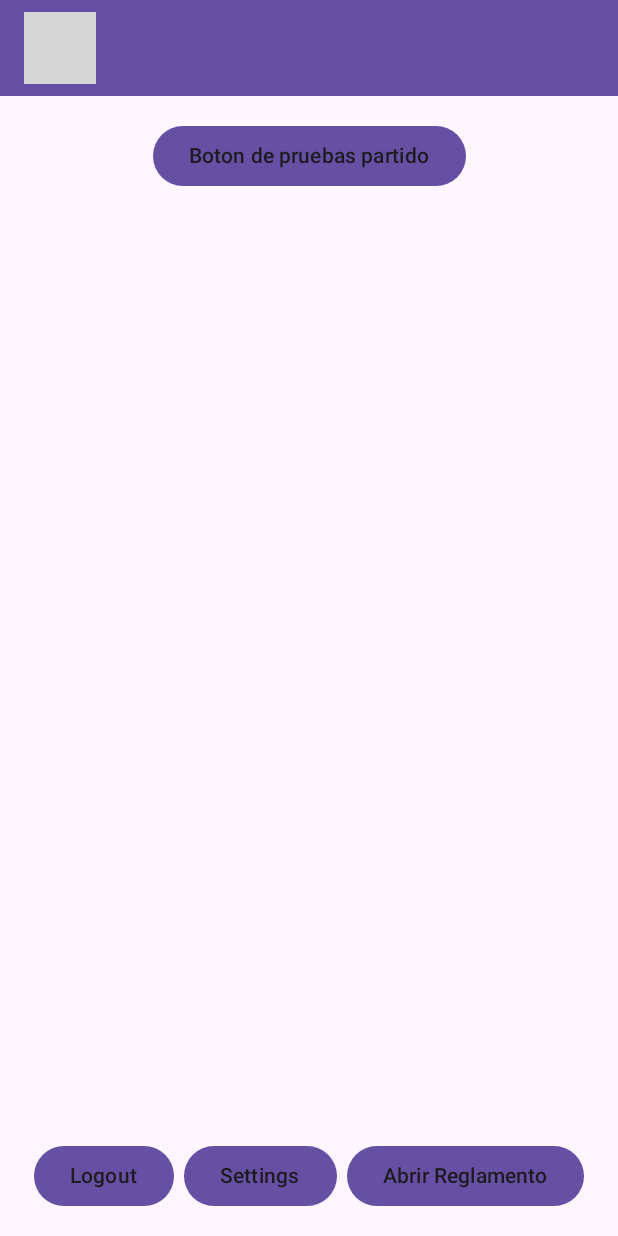
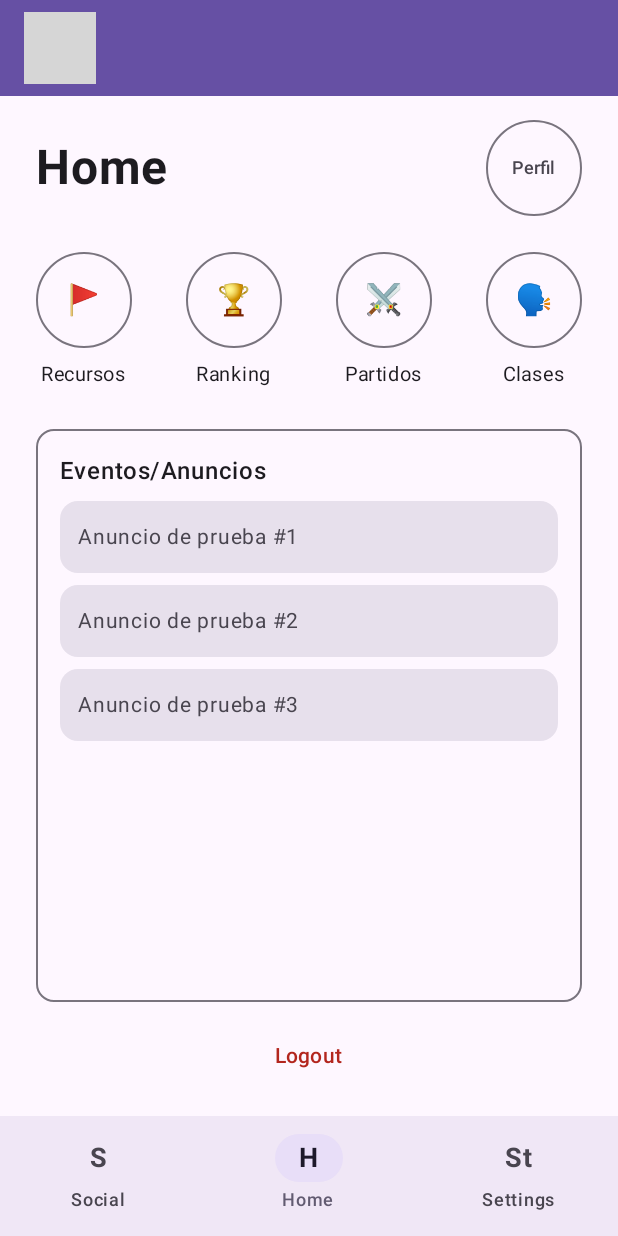
Before and after one commit to abel622215610-source/JuggerML_IA, an Android app built with Jetpack Compose: the HomeScreen screen opened through its navigation route, on a phone screen of 412 x 824 dp. Run offline under Robolectric (Android 15) with nearby library versions, the phone set to English and light mode, and no system bars; our stand-ins replace Firebase (no records; nobody signed in at launch, a user with empty details on screens opened directly); 2 statements that could not run were skipped; grey boxes are pictures that could not be loaded.

Commit message:
Implementación de interfaz de Home

```diff
--- a/Código_App/JuggerML_IA_GENERATIVA/app/src/main/java/ui/navigation/MainScreen.kt
+++ b/Código_App/JuggerML_IA_GENERATIVA/app/src/main/java/ui/navigation/MainScreen.kt
@@ -10,6 +10,7 @@ import androidx.navigation.compose.NavHost
 import androidx.navigation.compose.composable
 import androidx.navigation.compose.currentBackStackEntryAsState
 import androidx.navigation.compose.rememberNavController
+import com.example.juggerml_ia_generativa.ui.screens.HomeScreen
 import ui.screens.MatchsScreen
 import com.example.juggerml_ia_generativa.ui.theme.JuggerML_IA_GENERATIVATheme
 import com.google.firebase.auth.FirebaseAuth
--- a/Código_App/JuggerML_IA_GENERATIVA/app/src/main/java/ui/screens/HomeScreen.kt
+++ b/Código_App/JuggerML_IA_GENERATIVA/app/src/main/java/ui/screens/HomeScreen.kt
@@ -1,103 +1,255 @@
-package ui.screens
+package com.example.juggerml_ia_generativa.ui.screens
 
 import android.content.Intent
 import android.net.Uri
 import android.widget.Toast
-import androidx.compose.foundation.Image
-import androidx.compose.foundation.background
-import androidx.compose.foundation.border
-import androidx.compose.foundation.layout.Arrangement
-import androidx.compose.foundation.layout.Box
-import androidx.compose.foundation.layout.Column
-import androidx.compose.foundation.layout.Row
-import androidx.compose.foundation.layout.Spacer
-import androidx.compose.foundation.layout.fillMaxSize
-import androidx.compose.foundation.layout.fillMaxWidth
-import androidx.compose.foundation.layout.height
-import androidx.compose.foundation.layout.padding
-import androidx.compose.foundation.layout.size
-import androidx.compose.foundation.layout.width
+import androidx.compose.foundation.BorderStroke
+import androidx.compose.foundation.layout.*
 import androidx.compose.foundation.lazy.LazyColumn
 import androidx.compose.foundation.shape.CircleShape
-import androidx.compose.material3.Button
-import androidx.compose.material3.IconButton
-import androidx.compose.material3.MaterialTheme
-import androidx.compose.material3.Text
-import androidx.compose.runtime.Composable
+import androidx.compose.foundation.shape.RoundedCornerShape
+import androidx.compose.material3.*
+import androidx.compose.runtime.*
 import androidx.compose.ui.Alignment
 import androidx.compose.ui.Modifier
-import androidx.compose.ui.draw.clip
-import androidx.compose.ui.graphics.Color
-import androidx.compose.ui.graphics.RectangleShape
 import androidx.compose.ui.platform.LocalContext
-import androidx.compose.ui.res.painterResource
 import androidx.compose.ui.res.stringResource
-import androidx.compose.ui.text.style.TextAlign
+import androidx.compose.ui.text.font.FontWeight
 import androidx.compose.ui.tooling.preview.Preview
 import androidx.compose.ui.unit.dp
+import androidx.compose.ui.unit.sp
 import com.example.juggerml_ia_generativa.R
 
-@Preview(showBackground = true)
 @Composable
-fun HomeScreen(onLogout: () -> Unit = {}, onSettings: () -> Unit = {}
-        ,onCreateMatch: () -> Unit = {}) {
+fun HomeScreen(
+    onLogout: () -> Unit = {},
+    onSettings: () -> Unit = {},
+    onCreateMatch: () -> Unit = {}
+) {
     val context = LocalContext.current
     val url = "https://juggerliga.es/reglamento.php"
-    val intentweb = Intent(Intent.ACTION_VIEW,  Uri.parse(url))
+    val intentweb = Intent(Intent.ACTION_VIEW, Uri.parse(url))
 
-    // Usamos una Column principal que ocupe toda la pantalla
-    Column(
-        modifier = Modifier
-            .fillMaxSize()
-            .padding(16.dp),
-        horizontalAlignment = Alignment.CenterHorizontally
-    ) {
+    // Estado para la barra de navegación inferior (0: Social, 1: Home, 2: Settings)
+    var selectedTab by remember { mutableIntStateOf(1) }
 
+    Scaffold(
+        bottomBar = {
+            BottomNavigationBar(
+                selectedTab = selectedTab,
+                onTabSelected = { index ->
+                    if (index == 0) {
+                        // Botón Social de la barra inferior
+                        Toast.makeText(context, "Por implementar", Toast.LENGTH_SHORT).show()
+                    } else {
+                        selectedTab = index
+                        when (index) {
+                            1 -> { /* Ya estamos en Home */ }
+                            2 -> onSettings() // Conectado a ajustes
+                        }
+                    }
+                }
+            )
+        }
+    ) { paddingValues ->
+        Column(
+            modifier = Modifier
+                .fillMaxSize()
+                .padding(paddingValues)
+                .padding(horizontal = 24.dp, vertical = 16.dp)
+        ) {
+            // 1. CABECERA: Título "Home" y botón circular "Perfil"
+            Row(
+                modifier = Modifier.fillMaxWidth(),
+                horizontalArrangement = Arrangement.SpaceBetween,
+                verticalAlignment = Alignment.CenterVertically
+            ) {
+                Text(
+                    text = "Home",
+                    fontSize = 32.sp,
+                    fontWeight = FontWeight.Bold
+                )
 
-        LazyColumn(
-            modifier = Modifier
-                .weight(1f) // Esto hace que la lista ceda espacio abajo para los botones
-                .fillMaxWidth(),
-            horizontalAlignment = Alignment.CenterHorizontally
-        ) {
+                OutlinedButton(
+                    onClick = {Toast.makeText(context, "Por implementar", Toast.LENGTH_SHORT).show()},
+                    shape = CircleShape,
+                    modifier = Modifier.size(64.dp),
+                    contentPadding = PaddingValues(0.dp),
+                    border = BorderStroke(1.dp, MaterialTheme.colorScheme.outline)
+                ) {
+                    Text(
+                        text = "Perfil",
+                        fontSize = 12.sp
+                    )
+                }
+            }
 
-            item { Button(onClick = { onCreateMatch() }) {
-                Text(
-                    text = ("Boton de pruebas partido"),
-                    color = MaterialTheme.colorScheme.onBackground
+            Spacer(modifier = Modifier.height(24.dp))
+
+            // 2. FILA DE ACCIONES RÁPIDAS (Aquí conectamos "Partidos" a onCreateMatch)
+            Row(
+                modifier = Modifier.fillMaxWidth(),
+                horizontalArrangement = Arrangement.SpaceBetween
+            ) {
+                CircularMenuOption(
+                    letter = "\uD83D\uDEA9",
+                    label = "Recursos",
+                    onClick = { context.startActivity(intentweb) }
                 )
-            } }
-
-
-        }
-
-        Spacer(Modifier.height(10.dp))
-
-        // LOS BOTONES (Fijos en la parte inferior, fuera de la zona de scroll)
-        Row(
-            modifier = Modifier.fillMaxWidth(),
-            horizontalArrangement = Arrangement.SpaceEvenly // Distribuye los botones ordenadamente
-        ) {
-            Button(onClick = { onLogout() }) {
-                Text(
-                    stringResource(R.string.Boton_CerrarSesion),
-                    color = MaterialTheme.colorScheme.onBackground
+                CircularMenuOption(
+                    letter = "\uD83C\uDFC6",
+                    label = "Ranking",
+                    onClick = {Toast.makeText(context, "Por implementar", Toast.LENGTH_SHORT).show()}
+                )
+                CircularMenuOption(
+                    letter = "⚔\uFE0F",
+                    label = "Partidos",
+                    onClick = onCreateMatch // <-- Conectado al botón de tu clase
+                )
+                CircularMenuOption(
+                    letter = "\uD83D\uDDE3\uFE0F\u200B",
+                    label = "Clases",
+                    onClick = {Toast.makeText(context, "Por implementar", Toast.LENGTH_SHORT).show()}
                 )
             }
-            Button(onClick = { onSettings() }) {
-                Text(
-                    stringResource(R.string.Boton_AbrirAjustes),
-                    color = MaterialTheme.colorScheme.onBackground
-                )
+
+            Spacer(modifier = Modifier.height(24.dp))
+
+            // 3. CONTENEDOR CENTRAL: Eventos / Anuncios y enlace de reglamento opcional
+            Surface(
+                modifier = Modifier
+                    .fillMaxWidth()
+                    .weight(1f),
+                shape = RoundedCornerShape(12.dp),
+                border = BorderStroke(1.dp, MaterialTheme.colorScheme.outline),
+                color = MaterialTheme.colorScheme.surface
+            ) {
+                Column(
+                    modifier = Modifier
+                        .fillMaxSize()
+                        .padding(16.dp)
+                ) {
+                    Row(
+                        modifier = Modifier.fillMaxWidth(),
+                        horizontalArrangement = Arrangement.SpaceBetween,
+                        verticalAlignment = Alignment.CenterVertically
+                    ) {
+                        Text(
+                            text = "Eventos/Anuncios",
+                            fontSize = 16.sp,
+                            fontWeight = FontWeight.Medium
+                        )
+                    }
+
+                    Spacer(modifier = Modifier.height(8.dp))
+
+                    LazyColumn(
+                        verticalArrangement = Arrangement.spacedBy(8.dp)
+                    ) {
+                        items(3) { index ->
+                            Card(
+                                modifier = Modifier.fillMaxWidth(),
+                                colors = CardDefaults.cardColors(
+                                    containerColor = MaterialTheme.colorScheme.surfaceVariant
+                                )
+                            ) {
+                                Text(
+                                    text = "Anuncio de prueba #${index + 1}",
+                                    modifier = Modifier.padding(12.dp),
+                                    fontSize = 14.sp
+                                )
+                            }
+                        }
+                    }
+                }
             }
-            Button(onClick = {
-                context.startActivity(intentweb)
-            }) {
-                Text(
-                    text = "Abrir Reglamento",
-                    color = MaterialTheme.colorScheme.onBackground
-                )
+
+            Spacer(modifier = Modifier.height(12.dp))
+
+            // Botón extra de Cerrar Sesión que tenías en la clase
+            Row(
+                modifier = Modifier.fillMaxWidth(),
+                horizontalArrangement = Arrangement.Center
+            ) {
+                TextButton(onClick = onLogout) {
+                    Text(
+                        text = stringResource(R.string.Boton_CerrarSesion),
+                        color = MaterialTheme.colorScheme.error
+                    )
+                }
             }
         }
     }
 }
+
+@Composable
+fun CircularMenuOption(
+    letter: String,
+    label: String,
+    onClick: () -> Unit
+) {
+    Column(
+        horizontalAlignment = Alignment.CenterHorizontally
+    ) {
+        OutlinedButton(
+            onClick = onClick,
+            shape = CircleShape,
+            modifier = Modifier.size(64.dp),
+            contentPadding = PaddingValues(0.dp),
+            border = BorderStroke(1.dp, MaterialTheme.colorScheme.outline)
+        ) {
+            Text(
+                text = letter,
+                fontSize = 20.sp,
+                fontWeight = FontWeight.SemiBold
+            )
+        }
+        Spacer(modifier = Modifier.height(6.dp))
+        Text(
+            text = label,
+            fontSize = 13.sp
+        )
+    }
+}
+
+@Composable
+fun BottomNavigationBar(
+    selectedTab: Int,
+    onTabSelected: (Int) -> Unit
+) {
+    NavigationBar(
+        containerColor = MaterialTheme.colorScheme.surface,
+        tonalElevation = 4.dp
+    ) {
+        val items = listOf(
+            Triple("S", "Social", 0),
+            Triple("H", "Home", 1),
+            Triple("St", "Settings", 2)
+        )
+
+        items.forEach { item ->
+            NavigationBarItem(
+                selected = selectedTab == item.third,
+                onClick = { onTabSelected(item.third) },
+                icon = {
+                    Text(
+                        text = item.first,
+                        fontWeight = FontWeight.Bold,
+                        fontSize = 18.sp
+                    )
+                },
+                label = {
+                    Text(text = item.second)
+                }
+            )
+        }
+    }
+}
+
+@Preview(showBackground = true, showSystemUi = true)
+@Composable
+fun HomeScreenPreview() {
+    MaterialTheme {
+        HomeScreen()
+    }
+}
--- a/Código_App/JuggerML_IA_GENERATIVA/gradle.properties
+++ b/Código_App/JuggerML_IA_GENERATIVA/gradle.properties
@@ -17,3 +17,4 @@ org.gradle.jvmargs=-Xmx2048m -Dfile.encoding=UTF-8
 org.gradle.configuration-cache=true
 # Kotlin code style for this project: "official" or "obsolete":
 kotlin.code.style=official
+android.overridePathCheck=true
```
